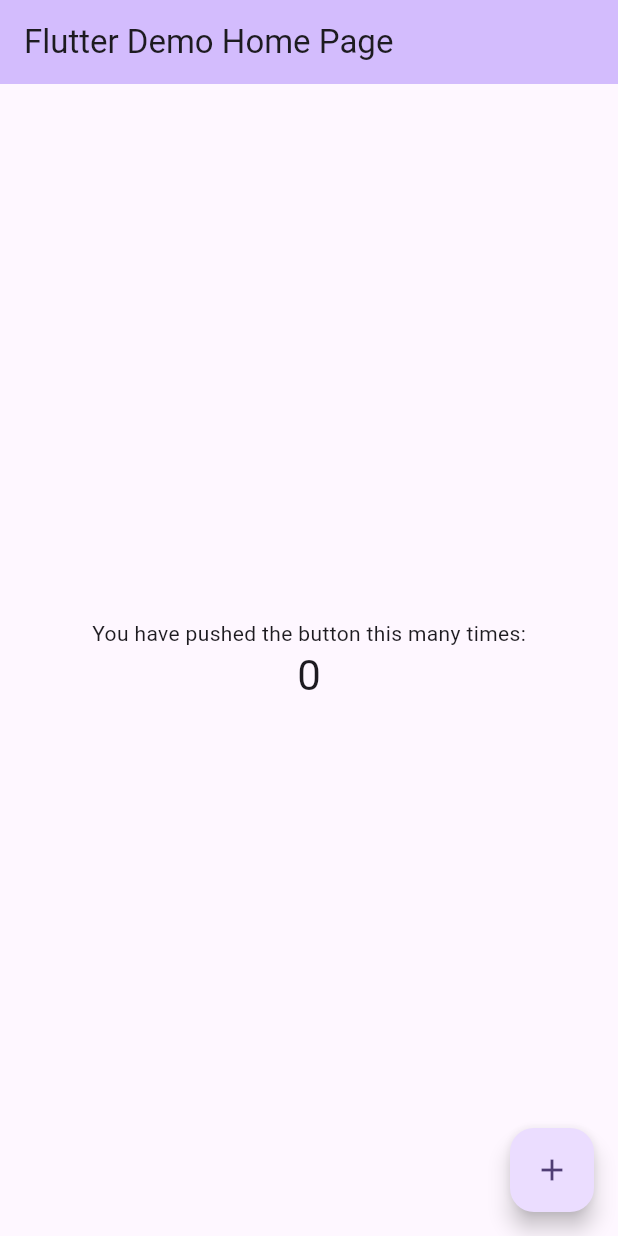
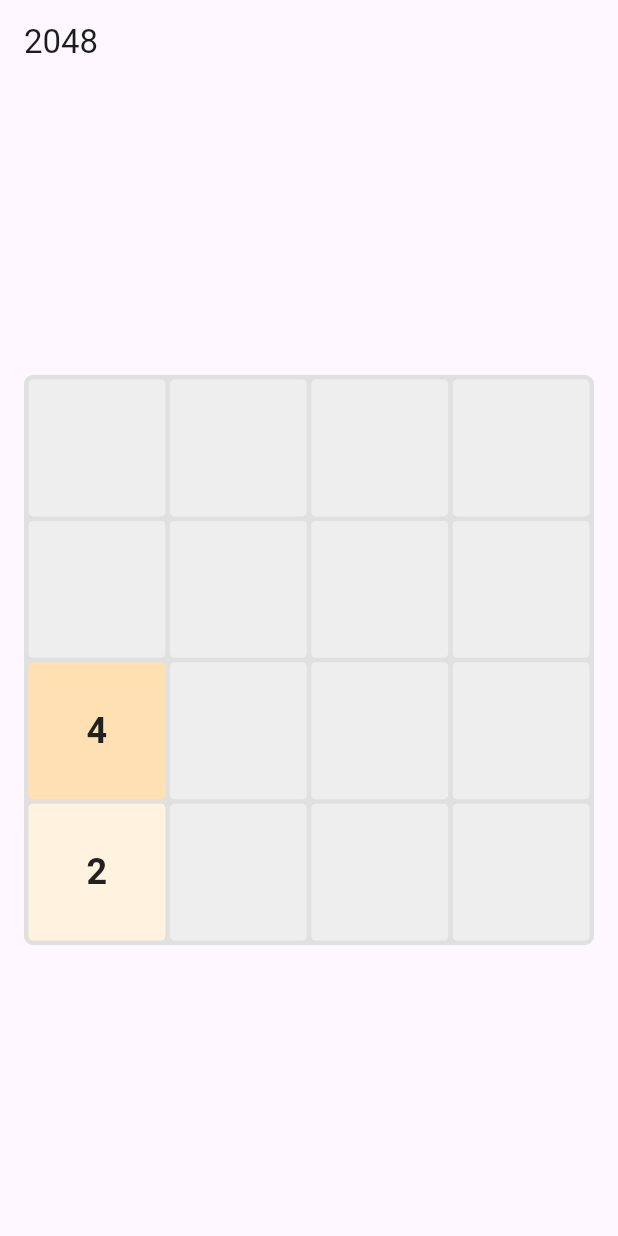
Before and after one commit to belikeadam/twozerofoureight_flutter, a Flutter app: the screen it shows after launch, on a phone screen of 412 x 824 dp. Run offline on Flutter 3.47's test engine with Material 3 defaults, Android fonts, the light colour scheme and no system bars.

Commit message:
update the code to use the new KeyEvent, KeyDownEvent, and KeyboardListener classes.
includes the moveTiles method and helper methods for rotating the board, moving and merging tiles, updating the score, and checking for game over.

```diff
--- /dev/null
+++ b/lib/game_board.dart
@@ -0,0 +1,258 @@
+import 'package:flutter/material.dart';
+import 'package:flutter/services.dart';
+import 'dart:math';
+import 'package:flutter/foundation.dart'; // Add this import
+import 'game_state.dart';
+
+class GameBoard extends StatefulWidget {
+  const GameBoard({super.key});
+
+  @override
+  _GameBoardState createState() => _GameBoardState();
+}
+
+class _GameBoardState extends State<GameBoard> {
+  late GameState gameState;
+  final Random random = Random();
+
+  @override
+  void initState() {
+    super.initState();
+    gameState = GameState(
+      board: List.generate(4, (_) => List.generate(4, (_) => 0)),
+      score: 0,
+      highScore: 0,
+      isGameOver: false,
+    );
+    addNewTile();
+    addNewTile();
+  }
+
+  void handleKeyEvent(KeyEvent event) {
+    if (event is KeyDownEvent) {
+      if (event.logicalKey == LogicalKeyboardKey.arrowUp) {
+        moveTiles(Direction.up);
+      } else if (event.logicalKey == LogicalKeyboardKey.arrowDown) {
+        moveTiles(Direction.down);
+      } else if (event.logicalKey == LogicalKeyboardKey.arrowLeft) {
+        moveTiles(Direction.left);
+      } else if (event.logicalKey == LogicalKeyboardKey.arrowRight) {
+        moveTiles(Direction.right);
+      }
+    }
+  }
+
+  void addNewTile() {
+    List<Point<int>> emptyTiles = [];
+    for (int i = 0; i < 4; i++) {
+      for (int j = 0; j < 4; j++) {
+        if (gameState.board[i][j] == 0) {
+          emptyTiles.add(Point(i, j));
+        }
+      }
+    }
+    if (emptyTiles.isNotEmpty) {
+      final Point<int> newTilePosition = emptyTiles[random.nextInt(emptyTiles.length)];
+      gameState.board[newTilePosition.x][newTilePosition.y] = random.nextInt(10) < 9 ? 2 : 4;
+    }
+  }
+
+  List<List<int>> rotateBoard(List<List<int>> board, Direction direction) {
+    List<List<int>> rotated = List.generate(4, (_) => List.generate(4, (_) => 0));
+
+    switch (direction) {
+      case Direction.up:
+        for (int i = 0; i < 4; i++) {
+          for (int j = 0; j < 4; j++) {
+            rotated[i][j] = board[i][j];
+          }
+        }
+        break;
+      case Direction.down:
+        for (int i = 0; i < 4; i++) {
+          for (int j = 0; j < 4; j++) {
+            rotated[i][j] = board[3-i][j];
+          }
+        }
+        break;
+      case Direction.left:
+        for (int i = 0; i < 4; i++) {
+          for (int j = 0; j < 4; j++) {
+            rotated[i][j] = board[j][i];
+          }
+        }
+        break;
+      case Direction.right:
+        for (int i = 0; i < 4; i++) {
+          for (int j = 0; j < 4; j++) {
+            rotated[i][j] = board[j][3-i];
+          }
+        }
+        break;
+    }
+    return rotated;
+  }
+
+  void moveTiles(Direction direction) {
+    bool moved = false;
+    List<List<int>> rotated = rotateBoard(gameState.board, direction);
+
+    for (int i = 0; i < 4; i++) {
+      List<int> row = rotated[i].where((x) => x != 0).toList();
+      for (int j = 0; j < row.length - 1; j++) {
+        if (row[j] == row[j + 1]) {
+          row[j] *= 2;
+          gameState.score += row[j];
+          row[j + 1] = 0;
+          moved = true;
+        }
+      }
+      row = row.where((x) => x != 0).toList();
+      while (row.length < 4) {
+        row.add(0);
+      }
+      if (!listEquals(rotated[i], row)) {
+        moved = true;
+      }
+      rotated[i] = row;
+    }
+
+    if (moved) {
+      gameState.board = rotateBoard(rotated, direction);
+      addNewTile();
+      if (gameState.score > gameState.highScore) {
+        gameState.highScore = gameState.score;
+      }
+      checkGameOver();
+      setState(() {});
+    }
+  }
+
+  bool checkGameOver() {
+    // Check for any empty cells
+    for (int i = 0; i < 4; i++) {
+      for (int j = 0; j < 4; j++) {
+        if (gameState.board[i][j] == 0) return false;
+      }
+    }
+
+    // Check for possible merges
+    for (int i = 0; i < 4; i++) {
+      for (int j = 0; j < 3; j++) {
+        if (gameState.board[i][j] == gameState.board[i][j + 1] ||
+            gameState.board[j][i] == gameState.board[j + 1][i]) {
+          return false;
+        }
+      }
+    }
+
+    gameState.isGameOver = true;
+    return true;
+  }
+
+  Widget buildGrid() {
+    return Container(
+      padding: const EdgeInsets.all(16.0),
+      child: AspectRatio(
+        aspectRatio: 1.0,
+        child: Container(
+          padding: const EdgeInsets.all(3.0),
+          decoration: BoxDecoration(
+            borderRadius: BorderRadius.circular(6.0),
+            color: Colors.grey[300],
+          ),
+          child: GridView.builder(
+            physics: const NeverScrollableScrollPhysics(),
+            gridDelegate: const SliverGridDelegateWithFixedCrossAxisCount(
+              crossAxisCount: 4,
+              mainAxisSpacing: 3.0,
+              crossAxisSpacing: 3.0,
+            ),
+            itemCount: 16,
+            itemBuilder: (context, index) {
+              int row = index ~/ 4;
+              int col = index % 4;
+              int value = gameState.board[row][col];
+              return buildTile(value);
+            },
+          ),
+        ),
+      ),
+    );
+  }
+
+  Widget buildTile(int value) {
+    final Color tileColor = getTileColor(value);
+    final Color textColor = value <= 4 ? Colors.grey[900]! : Colors.white;
+
+    return Container(
+      decoration: BoxDecoration(
+        borderRadius: BorderRadius.circular(3.0),
+        color: tileColor,
+      ),
+      child: Center(
+        child: Text(
+          value > 0 ? value.toString() : '',
+          style: TextStyle(
+            fontSize: 24.0,
+            fontWeight: FontWeight.bold,
+            color: textColor,
+          ),
+        ),
+      ),
+    );
+  }
+
+  Color getTileColor(int value) {
+    switch (value) {
+      case 2: return Colors.orange[50]!;
+      case 4: return Colors.orange[100]!;
+      case 8: return Colors.orange[200]!;
+      case 16: return Colors.orange[300]!;
+      case 32: return Colors.orange[400]!;
+      case 64: return Colors.orange[500]!;
+      case 128: return Colors.orange[600]!;
+      case 256: return Colors.orange[700]!;
+      case 512: return Colors.orange[800]!;
+      case 1024: return Colors.orange[900]!;
+      case 2048: return Colors.red;
+      default: return Colors.grey[200]!;
+    }
+  }
+
+  @override
+  Widget build(BuildContext context) {
+    return KeyboardListener(
+      focusNode: FocusNode(),
+      autofocus: true,
+      onKeyEvent: handleKeyEvent,
+      child: GestureDetector(
+        onVerticalDragUpdate: (details) {
+          if (details.delta.dy > 0) {
+            moveTiles(Direction.down);
+          } else {
+            moveTiles(Direction.up);
+          }
+        },
+        onHorizontalDragUpdate: (details) {
+          if (details.delta.dx > 0) {
+            moveTiles(Direction.right);
+          } else {
+            moveTiles(Direction.left);
+          }
+        },
+        child: Scaffold(
+          appBar: AppBar(title: const Text('2048')),
+          body: Column(
+            mainAxisAlignment: MainAxisAlignment.center,
+            children: [
+              buildGrid(),
+            ],
+          ),
+        ),
+      ),
+    );
+  }
+}
+
+enum Direction { up, down, left, right }
--- /dev/null
+++ b/lib/game_state.dart
@@ -0,0 +1,15 @@
+class GameState {
+  List<List<int>> board;
+  int score;
+  int highScore;
+  bool isGameOver;
+
+  GameState({
+    required this.board,
+    required this.score,
+    required this.highScore,
+    required this.isGameOver,
+  });
+
+  // Game state management methods
+}
--- a/lib/main.dart
+++ b/lib/main.dart
@@ -1,125 +1,21 @@
 import 'package:flutter/material.dart';
+import 'game_board.dart';
 
 void main() {
-  runApp(const MyApp());
+  runApp(const Game2048App());
 }
 
-class MyApp extends StatelessWidget {
-  const MyApp({super.key});
+class Game2048App extends StatelessWidget {
+  const Game2048App({Key? key}) : super(key: key);
 
-  // This widget is the root of your application.
   @override
   Widget build(BuildContext context) {
     return MaterialApp(
-      title: 'Flutter Demo',
+      title: '2048',
       theme: ThemeData(
-        // This is the theme of your application.
-        //
-        // TRY THIS: Try running your application with "flutter run". You'll see
-        // the application has a purple toolbar. Then, without quitting the app,
-        // try changing the seedColor in the colorScheme below to Colors.green
-        // and then invoke "hot reload" (save your changes or press the "hot
-        // reload" button in a Flutter-supported IDE, or press "r" if you used
-        // the command line to start the app).
-        //
-        // Notice that the counter didn't reset back to zero; the application
-        // state is not lost during the reload. To reset the state, use hot
-        // restart instead.
-        //
-        // This works for code too, not just values: Most code changes can be
-        // tested with just a hot reload.
-        colorScheme: ColorScheme.fromSeed(seedColor: Colors.deepPurple),
-        useMaterial3: true,
+        primarySwatch: Colors.blue,
       ),
-      home: const MyHomePage(title: 'Flutter Demo Home Page'),
+      home: const GameBoard(),
     );
   }
 }
-
-class MyHomePage extends StatefulWidget {
-  const MyHomePage({super.key, required this.title});
-
-  // This widget is the home page of your application. It is stateful, meaning
-  // that it has a State object (defined below) that contains fields that affect
-  // how it looks.
-
-  // This class is the configuration for the state. It holds the values (in this
-  // case the title) provided by the parent (in this case the App widget) and
-  // used by the build method of the State. Fields in a Widget subclass are
-  // always marked "final".
-
-  final String title;
-
-  @override
-  State<MyHomePage> createState() => _MyHomePageState();
-}
-
-class _MyHomePageState extends State<MyHomePage> {
-  int _counter = 0;
-
-  void _incrementCounter() {
-    setState(() {
-      // This call to setState tells the Flutter framework that something has
-      // changed in this State, which causes it to rerun the build method below
-      // so that the display can reflect the updated values. If we changed
-      // _counter without calling setState(), then the build method would not be
-      // called again, and so nothing would appear to happen.
-      _counter++;
-    });
-  }
-
-  @override
-  Widget build(BuildContext context) {
-    // This method is rerun every time setState is called, for instance as done
-    // by the _incrementCounter method above.
-    //
-    // The Flutter framework has been optimized to make rerunning build methods
-    // fast, so that you can just rebuild anything that needs updating rather
-    // than having to individually change instances of widgets.
-    return Scaffold(
-      appBar: AppBar(
-        // TRY THIS: Try changing the color here to a specific color (to
-        // Colors.amber, perhaps?) and trigger a hot reload to see the AppBar
-        // change color while the other colors stay the same.
-        backgroundColor: Theme.of(context).colorScheme.inversePrimary,
-        // Here we take the value from the MyHomePage object that was created by
-        // the App.build method, and use it to set our appbar title.
-        title: Text(widget.title),
-      ),
-      body: Center(
-        // Center is a layout widget. It takes a single child and positions it
-        // in the middle of the parent.
-        child: Column(
-          // Column is also a layout widget. It takes a list of children and
-          // arranges them vertically. By default, it sizes itself to fit its
-          // children horizontally, and tries to be as tall as its parent.
-          //
-          // Column has various properties to control how it sizes itself and
-          // how it positions its children. Here we use mainAxisAlignment to
-          // center the children vertically; the main axis here is the vertical
-          // axis because Columns are vertical (the cross axis would be
-          // horizontal).
-          //
-          // TRY THIS: Invoke "debug painting" (choose the "Toggle Debug Paint"
-          // action in the IDE, or press "p" in the console), to see the
-          // wireframe for each widget.
-          mainAxisAlignment: MainAxisAlignment.center,
-          children: <Widget>[
-            const Text(
-              'You have pushed the button this many times:',
-            ),
-            Text(
-              '$_counter',
-              style: Theme.of(context).textTheme.headlineMedium,
-            ),
-          ],
-        ),
-      ),
-      floatingActionButton: FloatingActionButton(
-        onPressed: _incrementCounter,
-        tooltip: 'Increment',
-        child: const Icon(Icons.add),
-      ), // This trailing comma makes auto-formatting nicer for build methods.
-    );
-  }
-}
--- a/lib/version_control.dart
+++ b/lib/version_control.dart
@@ -1,8 +1,8 @@
 class VersionController {
-  static String Ver = "Ver 0.0.1";
+  static String Ver = "Ver 0.0.2";
   static int Build = 0;
   static String ApkRelease = "r1";
   static String EditedBy = "adam";
-  static String Date = "0812025 10:13AM";
+  static String Date = "0812025 10:27AM";
 //flutter run -d chrome --web-renderer html --web-browser-flag  "--disable-web-security"
 }
```
Also changed, not shown: 1 other file.
